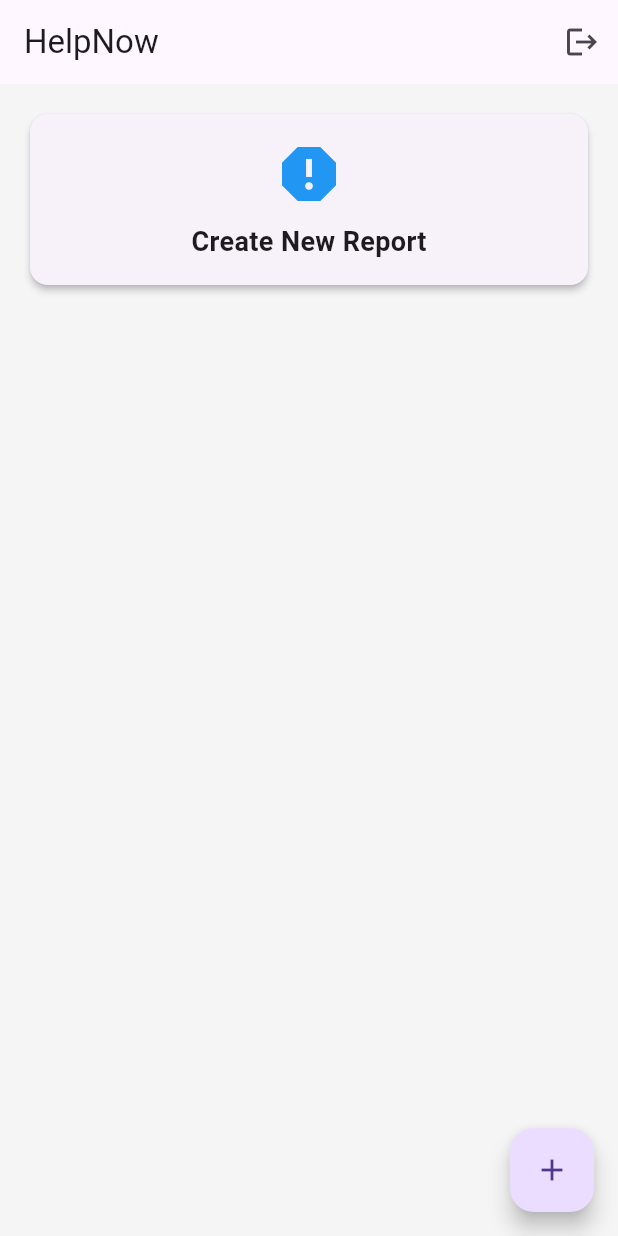
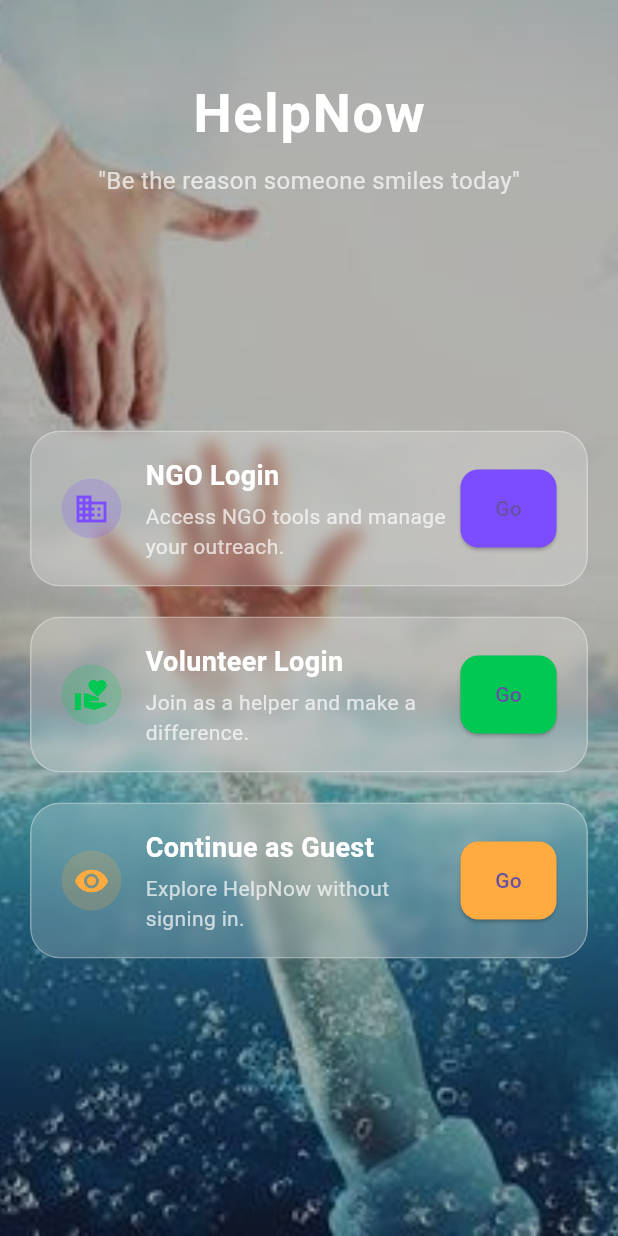
Before and after one commit to MathurakshiMahendrarajah/HelpNow-MobileApp, a Flutter app: the screen it shows after launch, on a phone screen of 412 x 824 dp. Run offline on Flutter 3.47's test engine with Material 3 defaults, Android fonts, the phone set to English and light mode, and no system bars; our stand-ins replace image_picker.

Commit message:
NGO added starting

```diff
--- a/lib/screens/routes.dart
+++ b/lib/screens/routes.dart
@@ -2,6 +2,7 @@ import 'package:flutter/material.dart';
 import 'package:helpnow_mobileapp/screens/report_form.dart';
 import '../screens/home_screen.dart';
 import '../screens/login_screen.dart';
+import '../screens/user_screen.dart';
 
 class RouteConfig {
   static const String home = '/';
@@ -9,7 +10,7 @@ class RouteConfig {
   static const String reportForm = '/report-form';
 
   static Map<String, Widget Function(BuildContext)> routes = {
-    home: (context) => const HomeScreen(),
+    home: (context) => UserScreen(),
     login: (context) => LoginScreen(),
     reportForm: (context) => const ReportFormScreen(),
   };
--- /dev/null
+++ b/lib/screens/user_screen.dart
@@ -0,0 +1,149 @@
+import 'dart:ui';
+import 'package:flutter/material.dart';
+import 'package:helpnow_mobileapp/screens/ngo_login_screen.dart';
+
+class UserScreen extends StatelessWidget {
+  @override
+  Widget build(BuildContext context) {
+    return Scaffold(
+      body: Stack(
+        children: [
+          // Background Image
+          Positioned.fill(
+            child: Image.asset(
+              'assets/images/help.jpg',
+              fit: BoxFit.cover,
+            ),
+          ),
+
+          // Dark overlay to increase readability
+          Positioned.fill(
+            child: Container(
+              color: Colors.black.withOpacity(0.3),
+            ),
+          ),
+
+          // Main Content
+          SafeArea(
+            child: Padding(
+              padding: const EdgeInsets.symmetric(horizontal: 20, vertical: 30),
+              child: Column(
+                children: [
+                  const SizedBox(height: 20),
+                  Text(
+                    'HelpNow',
+                    style: TextStyle(
+                      fontSize: 36,
+                      fontWeight: FontWeight.bold,
+                      color: Colors.white,
+                      letterSpacing: 1.2,
+                    ),
+                  ),
+                  const SizedBox(height: 8),
+                  Text(
+                    '"Be the reason someone smiles today"',
+                    style: TextStyle(fontSize: 16, color: Colors.white70),
+                  ),
+                  const Spacer(),
+                  buildFrostedCard(
+                    context,
+                    icon: Icons.business,
+                    title: 'NGO Login',
+                    subtitle: 'Access NGO tools and manage your outreach.',
+                    color: Colors.deepPurpleAccent,
+                    onPressed: () {
+                      Navigator.push(
+                        context,
+                        MaterialPageRoute(builder: (_) => NGOSignInScreen()),
+                      );
+                    },
+                  ),
+                  const SizedBox(height: 20),
+                  buildFrostedCard(
+                    context,
+                    icon: Icons.volunteer_activism,
+                    title: 'Volunteer Login',
+                    subtitle: 'Join as a helper and make a difference.',
+                    color: Colors.greenAccent.shade700,
+                    onPressed: () {
+                      // Navigate to volunteer login
+                    },
+                  ),
+                  const SizedBox(height: 20),
+                  buildFrostedCard(
+                    context,
+                    icon: Icons.remove_red_eye,
+                    title: 'Continue as Guest',
+                    subtitle: 'Explore HelpNow without signing in.',
+                    color: Colors.orangeAccent,
+                    onPressed: () {
+                      // Navigate to guest dashboard
+                    },
+                  ),
+                  const Spacer(),
+                ],
+              ),
+            ),
+          ),
+        ],
+      ),
+    );
+  }
+
+  Widget buildFrostedCard(BuildContext context,
+      {required IconData icon,
+      required String title,
+      required String subtitle,
+      required Color color,
+      required VoidCallback onPressed}) {
+    return ClipRRect(
+      borderRadius: BorderRadius.circular(20),
+      child: BackdropFilter(
+        filter: ImageFilter.blur(sigmaX: 5, sigmaY: 5),
+        child: Container(
+          width: double.infinity,
+          padding: EdgeInsets.symmetric(horizontal: 20, vertical: 16),
+          decoration: BoxDecoration(
+            color: Colors.white.withOpacity(0.2),
+            borderRadius: BorderRadius.circular(20),
+            border: Border.all(color: Colors.white.withOpacity(0.3)),
+          ),
+          child: Row(
+            children: [
+              CircleAvatar(
+                backgroundColor: color.withOpacity(0.2),
+                child: Icon(icon, color: color),
+              ),
+              const SizedBox(width: 16),
+              Expanded(
+                child: Column(
+                  crossAxisAlignment: CrossAxisAlignment.start,
+                  children: [
+                    Text(title,
+                        style: TextStyle(
+                            fontSize: 18,
+                            fontWeight: FontWeight.bold,
+                            color: Colors.white)),
+                    const SizedBox(height: 4),
+                    Text(subtitle,
+                        style:
+                            TextStyle(fontSize: 14, color: Colors.white70)),
+                  ],
+                ),
+              ),
+              ElevatedButton(
+                onPressed: onPressed,
+                style: ElevatedButton.styleFrom(
+                  backgroundColor: color,
+                  shape: RoundedRectangleBorder(
+                      borderRadius: BorderRadius.circular(12)),
+                ),
+                child: Text('Go'),
+              ),
+            ],
+          ),
+        ),
+      ),
+    );
+  }
+}
--- a/pubspec.yaml
+++ b/pubspec.yaml
@@ -62,6 +62,8 @@ flutter:
   # assets:
   #   - images/a_dot_burr.jpeg
   #   - images/a_dot_ham.jpeg
+  assets:
+    - assets/images/help.jpg
 
   # An image asset can refer to one or more resolution-specific "variants", see
   # https://flutter.dev/to/resolution-aware-images
```
Also changed, not shown: lib/screens/case_list_screen.dart (added, +40 -0 lines), lib/screens/ngo_dashboard_screen.dart (added, +48 -0 lines), lib/screens/ngo_login_screen.dart (added, +105 -0 lines), lib/widgets/case_card.dart (added, +46 -0 lines), lib/widgets/case_table.dart (added, +122 -0 lines), assets/images/help.jpeg (added), assets/images/help.jpg (added).
